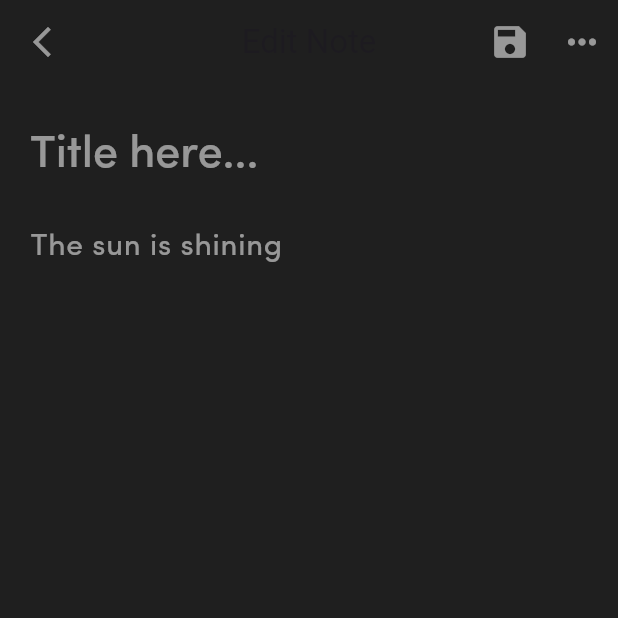
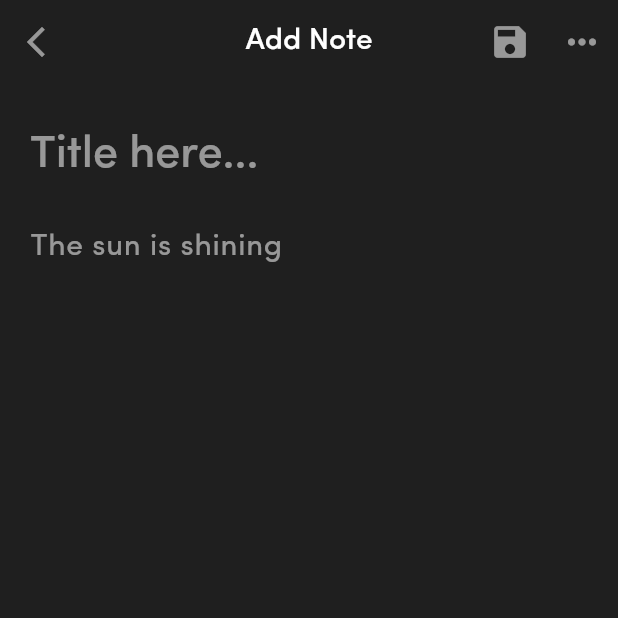
Before and after one commit to MortdaLtfe/Nota, a Flutter app: the AddNote screen opened directly, on a phone screen of 412 x 824 dp, the top half of it. Run offline on Flutter 3.47's test engine with Material 3 defaults, Android fonts, the phone set to English and light mode, and no system bars; our stand-ins replace cloud_firestore, firebase_auth, firebase_core, flutter_bloc, hive, hive_flutter and 1 more; accounts and stored records are empty; generated files the repository leaves out were written again; statements that could not run were skipped.

Commit message:
Refactor: Delete some lines

```diff
--- a/lib/features/notes/views/add_note.dart
+++ b/lib/features/notes/views/add_note.dart
@@ -37,15 +37,20 @@ class _AddNoteState extends State<AddNote> {
               const IconThemeData(color: Colors.white54, size: 28),
           iconTheme: const IconThemeData(color: Colors.white54),
           backgroundColor: const Color(0xff1f1f1f),
-          leading: IconButton(
-            icon: const Icon(
-              Icons.arrow_back_ios_new_outlined,
+          leading: Row(children: [
+            IconButton(
+              icon: const Icon(
+                Icons.arrow_back_ios_new_outlined,
+              ),
+              onPressed: () {
+                Navigator.pop(context);
+              },
             ),
-            onPressed: () {
-              Navigator.pop(context);
-            },
+          ]),
+          title: Text(
+            "Add Note",
+            style: Theme.of(context).textTheme.headlineSmall,
           ),
-          title: const Text("Edit Note"),
           actions: [
             IconButton(
               icon: const Icon(Icons.save),
```
